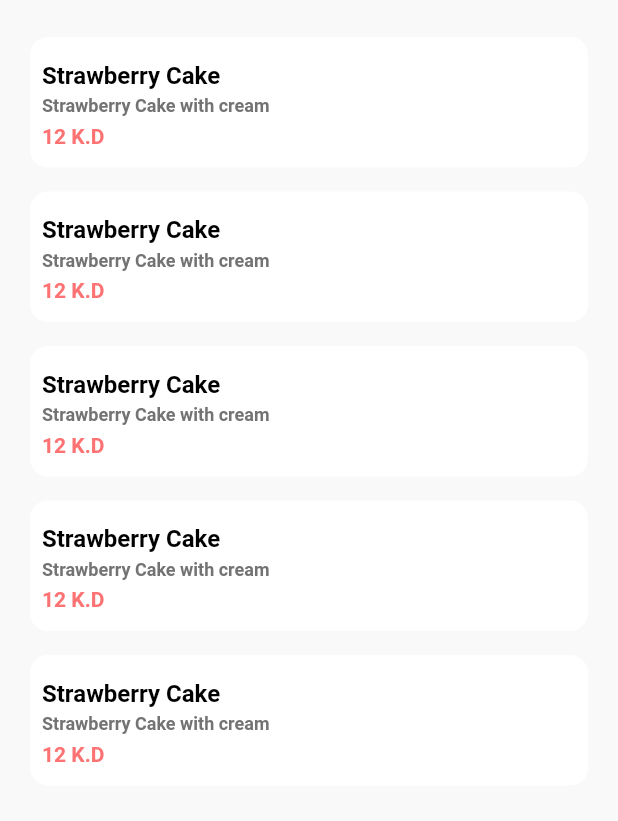
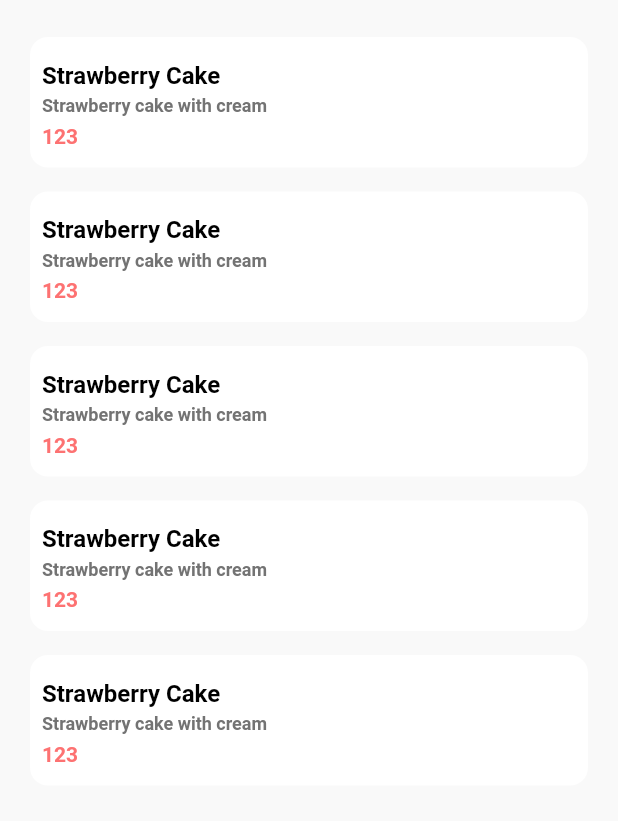
Before and after one commit to RafiMagsi/products_task, a Flutter app: the screen it shows after launch, on a phone screen of 412 x 824 dp, the part 59-880 px from its top. Run offline on Flutter 3.47's test engine with Material 2 defaults, Android fonts, the phone set to English and light mode, and no system bars; our stand-ins replace get; Roboto replaces fonts that are missing (Cairo).

Commit message:
ProductItem separate widget created.

```diff
--- /dev/null
+++ b/lib/Bindings/manage_binding.dart
@@ -0,0 +1,10 @@
+import 'package:get/get.dart';
+import 'package:products_task/Controllers/products_controller.dart';
+
+// Products binding to initialize all the required controllers at once before using
+class ProductsBinding implements Bindings {
+  @override
+  void dependencies() {
+    Get.lazyPut(() => ProductsController(), fenix: true);
+  }
+}
--- a/lib/Bindings/manage_products.dart
+++ /dev/null
@@ -1,56 +0,0 @@
-import 'package:flutter/material.dart';
-import 'package:products_task/Configs/app_colors.dart';
-import 'package:products_task/Configs/app_sizes.dart';
-import 'package:products_task/Configs/text_styles.dart';
-import 'package:products_task/Widgets/custom_app_bar.dart';
-
-// Manage products page
-class ManageProducts extends StatelessWidget {
-  const ManageProducts({Key? key}) : super(key: key);
-
-  @override
-  Widget build(BuildContext context) {
-    return Scaffold(
-      appBar: CustomAppBar(title: "Manage Products"),
-      body: Container(
-        decoration: BoxDecoration(color: AppColors.background),
-        padding: EdgeInsets.symmetric(horizontal: AppSizes.pagePadding),
-        child: ListView.builder(
-            itemCount: 5,
-            itemBuilder: (BuildContext context, int index) {
-              return Container(
-                decoration: BoxDecoration(
-                  color: AppColors.white,
-                  borderRadius: BorderRadius.circular(AppSizes.mediumSpacing_2),
-                ),
-                padding: EdgeInsets.symmetric(vertical: AppSizes.mediumSpacing_2, horizontal: AppSizes.mediumSpacing),
-                margin: EdgeInsets.all(AppSizes.mediumSpacing),
-                child: Column(
-                  mainAxisSize: MainAxisSize.min,
-                  mainAxisAlignment: MainAxisAlignment.start,
-                  crossAxisAlignment: CrossAxisAlignment.start,
-                  children: [
-                    Text(
-                      "Strawberry Cake",
-                      textAlign: TextAlign.start,
-                      style: AppStyles.titleStyle(),
-                    ),
-                    Text(
-                      "Strawberry Cake with cream",
-                      textAlign: TextAlign.start,
-                      style: AppStyles.subTitleStyle(),
-                    ),
-                    Text(
-                      "12 K.D",
-                      textAlign: TextAlign.start,
-                      style: AppStyles.priceStyle(),
-                    ),
-                    Container(),
-                  ],
-                ),
-              );
-            }),
-      ),
-    );
-  }
-}
--- a/lib/Configs/app_pages.dart
+++ b/lib/Configs/app_pages.dart
@@ -1,5 +1,6 @@
 import 'package:get/get.dart';
-import 'package:products_task/Bindings/manage_products.dart';
+import 'package:products_task/Bindings/manage_binding.dart';
+import 'package:products_task/Pages/manage_products.dart';
 
 class AppPages {
   static const initial = '/manage_products';
@@ -11,8 +12,3 @@ class AppPages {
     ),
   ];
 }
-
-class ProductsBinding implements Bindings {
-  @override
-  void dependencies() {}
-}
--- /dev/null
+++ b/lib/Controllers/products_controller.dart
@@ -0,0 +1,22 @@
+import 'package:get/get.dart';
+import 'package:products_task/Models/product_model.dart';
+
+// Products GetX Controller for managing state and data
+class ProductsController extends GetxController {
+  // List of the products
+  var productsList = RxList<ProductModel>();
+
+  @override
+  void onInit() {
+    super.onInit();
+
+    if (productsList.isEmpty) {
+      // Checking if there is no data then add the sample data
+      productsList.add(ProductModel(name: "Strawberry Cake", description: "Strawberry cake with cream", price: 123));
+      productsList.add(ProductModel(name: "Strawberry Cake", description: "Strawberry cake with cream", price: 123));
+      productsList.add(ProductModel(name: "Strawberry Cake", description: "Strawberry cake with cream", price: 123));
+      productsList.add(ProductModel(name: "Strawberry Cake", description: "Strawberry cake with cream", price: 123));
+      productsList.add(ProductModel(name: "Strawberry Cake", description: "Strawberry cake with cream", price: 123));
+    }
+  }
+}
--- /dev/null
+++ b/lib/Models/product_model.dart
@@ -0,0 +1,7 @@
+class ProductModel {
+  String? name;
+  String? description;
+  int? price;
+
+  ProductModel({this.name = "", this.description = "", this.price = 0});
+}
--- /dev/null
+++ b/lib/Pages/manage_products.dart
@@ -0,0 +1,30 @@
+import 'package:flutter/material.dart';
+import 'package:products_task/Configs/app_colors.dart';
+import 'package:products_task/Configs/app_sizes.dart';
+import 'package:products_task/Controllers/products_controller.dart';
+import 'package:products_task/Models/product_model.dart';
+import 'package:products_task/Widgets/custom_app_bar.dart';
+import 'package:products_task/Widgets/product_item.dart';
+import 'package:get/get.dart';
+
+// Manage products page
+class ManageProducts extends GetView<ProductsController> {
+  const ManageProducts({Key? key}) : super(key: key);
+
+  @override
+  Widget build(BuildContext context) {
+    return Scaffold(
+      appBar: CustomAppBar(title: "Manage Products"),
+      body: Container(
+        decoration: BoxDecoration(color: AppColors.background),
+        padding: EdgeInsets.symmetric(horizontal: AppSizes.pagePadding),
+        child: ListView.builder(
+            itemCount: controller.productsList.length,
+            itemBuilder: (BuildContext context, int index) {
+              ProductModel product = controller.productsList.elementAt(index);
+              return ProductItem(product: product);
+            }),
+      ),
+    );
+  }
+}
--- /dev/null
+++ b/lib/Widgets/product_item.dart
@@ -0,0 +1,48 @@
+import 'package:flutter/material.dart';
+import 'package:products_task/Configs/app_colors.dart';
+import 'package:products_task/Configs/app_sizes.dart';
+import 'package:products_task/Configs/text_styles.dart';
+import 'package:products_task/Models/product_model.dart';
+
+class ProductItem extends StatelessWidget {
+  final ProductModel? product;
+  const ProductItem({
+    Key? key,
+    this.product,
+  }) : super(key: key);
+
+  @override
+  Widget build(BuildContext context) {
+    return Container(
+      decoration: BoxDecoration(
+        color: AppColors.white,
+        borderRadius: BorderRadius.circular(AppSizes.mediumSpacing_2),
+      ),
+      padding: EdgeInsets.symmetric(vertical: AppSizes.mediumSpacing_2, horizontal: AppSizes.mediumSpacing),
+      margin: EdgeInsets.all(AppSizes.mediumSpacing),
+      child: Column(
+        mainAxisSize: MainAxisSize.min,
+        mainAxisAlignment: MainAxisAlignment.start,
+        crossAxisAlignment: CrossAxisAlignment.start,
+        children: [
+          Text(
+            product!.name!,
+            textAlign: TextAlign.start,
+            style: AppStyles.titleStyle(),
+          ),
+          Text(
+            product!.description!,
+            textAlign: TextAlign.start,
+            style: AppStyles.subTitleStyle(),
+          ),
+          Text(
+            product!.price!.toString(),
+            textAlign: TextAlign.start,
+            style: AppStyles.priceStyle(),
+          ),
+          Container(),
+        ],
+      ),
+    );
+  }
+}
```
